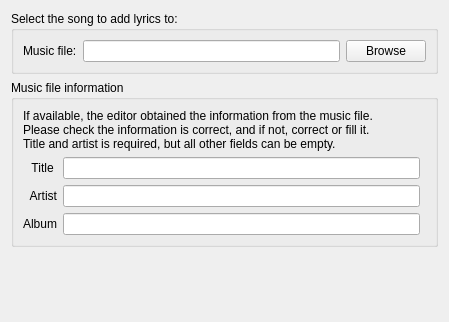
Old version of the form src/wiznewproject_musicfile.ui in the repository gyunaev/karlyriceditor.
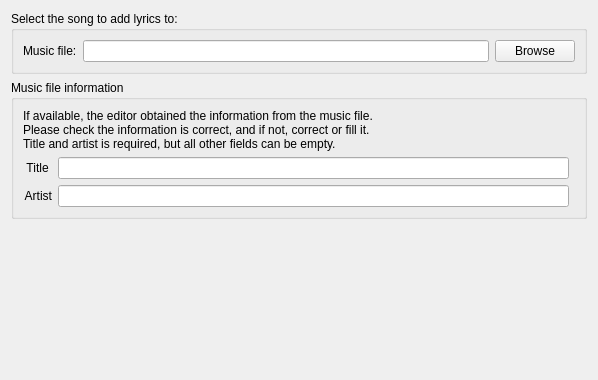
New version of the form.

```diff
--- a/src/wiznewproject_musicfile.ui
+++ b/src/wiznewproject_musicfile.ui
@@ -6,8 +6,8 @@
    <rect>
     <x>0</x>
     <y>0</y>
-    <width>449</width>
-    <height>322</height>
+    <width>598</width>
+    <height>380</height>
    </rect>
   </property>
   <property name="windowTitle">
@@ -91,19 +91,6 @@
       <item row="2" column="1">
        <widget class="QLineEdit" name="leArtist"/>
       </item>
-      <item row="3" column="0">
-       <widget class="QLabel" name="label_4">
-        <property name="text">
-         <string>Album</string>
-        </property>
-        <property name="alignment">
-         <set>Qt::AlignRight|Qt::AlignTrailing|Qt::AlignVCenter</set>
-        </property>
-       </widget>
-      </item>
-      <item row="3" column="1">
-       <widget class="QLineEdit" name="leAlbum"/>
-      </item>
      </layout>
     </widget>
    </item>
```
